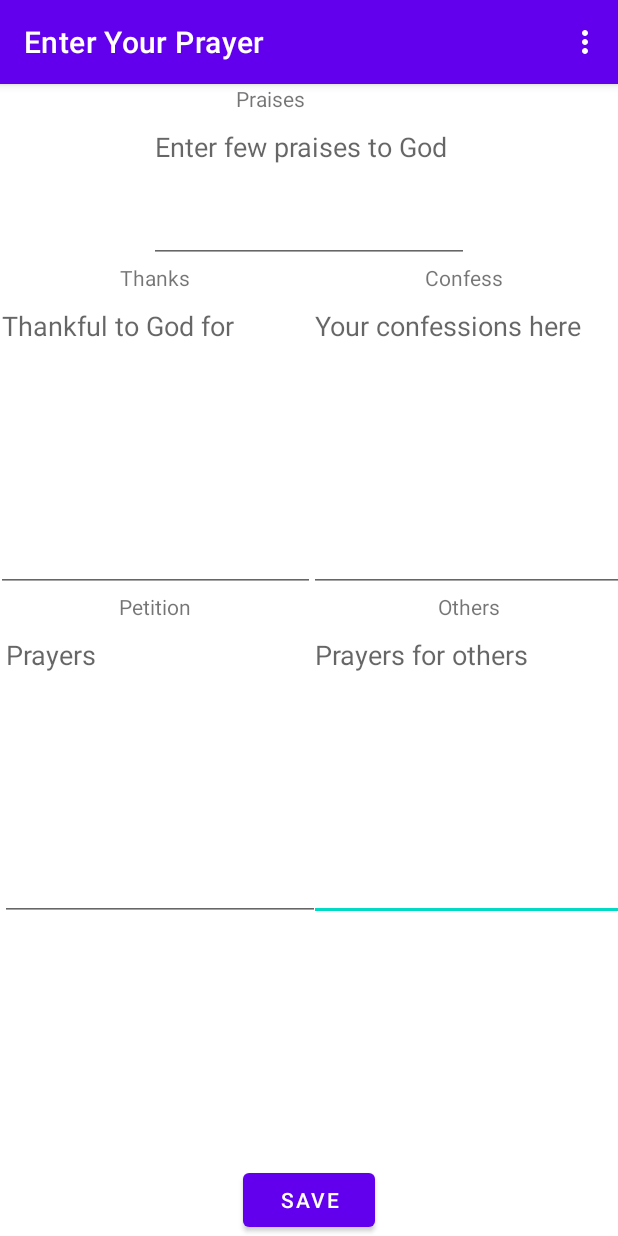
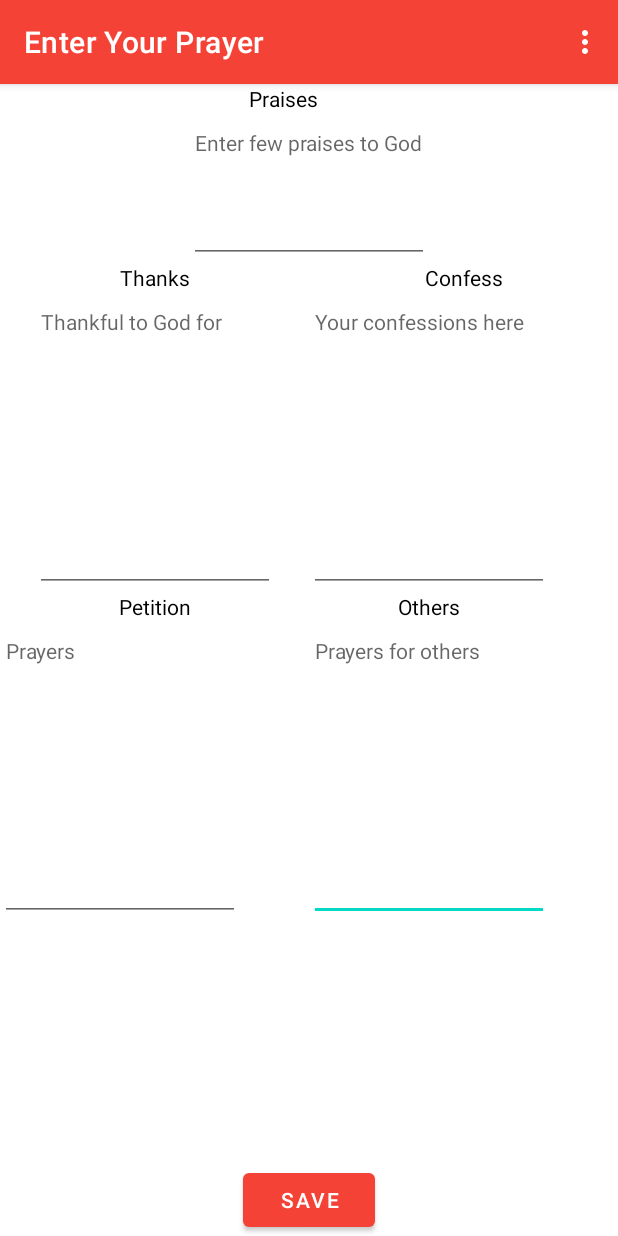
Before and after one commit to svmarinova/AndroidClass2022, an Android app: the screen it shows after launch (MainActivity), on a phone screen of 412 x 824 dp. Run offline under Robolectric (Android 15) with nearby library versions, the light colour scheme and no system bars; our stand-ins replace Room's generated code, navigation-ui.

Commit message:
Adding colors and theme

```diff
--- a/PrayerJournal/app/src/main/res/layout/fragment_first.xml
+++ b/PrayerJournal/app/src/main/res/layout/fragment_first.xml
@@ -2,6 +2,7 @@
 <androidx.constraintlayout.widget.ConstraintLayout xmlns:android="http://schemas.android.com/apk/res/android"
     xmlns:app="http://schemas.android.com/apk/res-auto"
     xmlns:tools="http://schemas.android.com/tools"
+    style="@style/Theme.PrayerJournal"
     android:layout_width="match_parent"
     android:layout_height="match_parent"
     tools:context=".FirstFragment">
@@ -17,12 +18,14 @@
 
     <EditText
         android:id="@+id/editOthers"
+        style="@style/Theme.PrayerJournal"
         android:layout_width="wrap_content"
         android:layout_height="200dp"
         android:ems="10"
         android:gravity="start|top"
         android:hint="@string/prayersOthersHint"
         android:inputType="textMultiLine"
+        android:scrollbarStyle="insideInset"
         app:layout_constraintBottom_toBottomOf="@+id/editPetition"
         app:layout_constraintEnd_toEndOf="parent"
         app:layout_constraintStart_toEndOf="@+id/editPetition"
@@ -30,6 +33,7 @@
 
     <EditText
         android:id="@+id/editConfess"
+        style="@style/Theme.PrayerJournal"
         android:layout_width="wrap_content"
         android:layout_height="200dp"
         android:ems="10"
@@ -44,6 +48,7 @@
 
     <EditText
         android:id="@+id/editPetition"
+        style="@style/Theme.PrayerJournal"
         android:layout_width="wrap_content"
         android:layout_height="200dp"
         android:ems="10"
@@ -65,6 +70,7 @@
 
     <EditText
         android:id="@+id/editPraise"
+        style="@style/Theme.PrayerJournal"
         android:layout_width="wrap_content"
         android:layout_height="100dp"
         android:ems="10"
@@ -88,6 +94,7 @@
 
     <EditText
         android:id="@+id/editThanks"
+        style="@style/Theme.PrayerJournal"
         android:layout_width="wrap_content"
         android:layout_height="200dp"
         android:ems="10"
--- a/PrayerJournal/app/src/main/res/values/colors.xml
+++ b/PrayerJournal/app/src/main/res/values/colors.xml
@@ -7,4 +7,7 @@
     <color name="teal_700">#FF018786</color>
     <color name="black">#FF000000</color>
     <color name="white">#FFFFFFFF</color>
+    <color name="red_500">#F44336</color>
+    <color name="red_700">#D32F2F</color>
+    <color name="yellow_100">#FFF9C4</color>
 </resources>
--- a/PrayerJournal/app/src/main/res/values/themes.xml
+++ b/PrayerJournal/app/src/main/res/values/themes.xml
@@ -2,8 +2,8 @@
     <!-- Base application theme. -->
     <style name="Theme.PrayerJournal" parent="Theme.MaterialComponents.DayNight.DarkActionBar">
         <!-- Primary brand color. -->
-        <item name="colorPrimary">@color/purple_500</item>
-        <item name="colorPrimaryVariant">@color/purple_700</item>
+        <item name="colorPrimary">@color/red_500</item>
+        <item name="colorPrimaryVariant">@color/red_700</item>
         <item name="colorOnPrimary">@color/white</item>
         <!-- Secondary brand color. -->
         <item name="colorSecondary">@color/teal_200</item>
@@ -12,6 +12,8 @@
         <!-- Status bar color. -->
         <item name="android:statusBarColor" tools:targetApi="l">?attr/colorPrimaryVariant</item>
         <!-- Customize your theme here. -->
+        <item name="android:textColor">@color/black</item>
+        <item name="colorSurface">@color/yellow_100</item>
     </style>
 
     <style name="Theme.PrayerJournal.NoActionBar">
```
Lines whose indentation alone changed are shown as unchanged.
